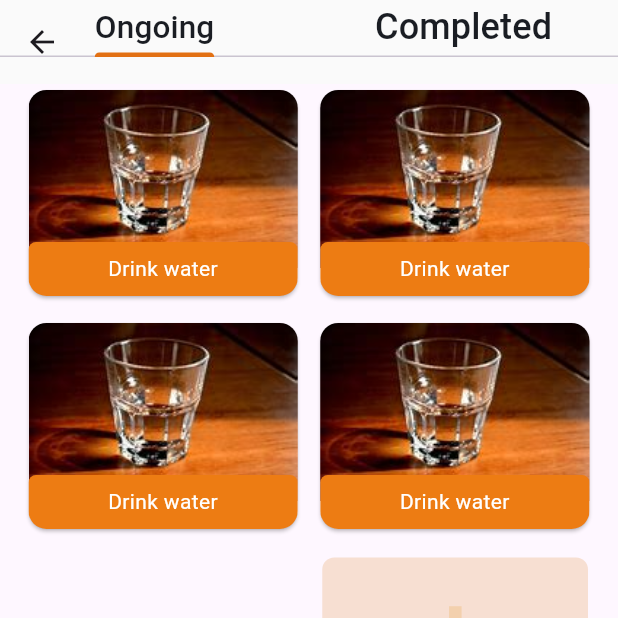
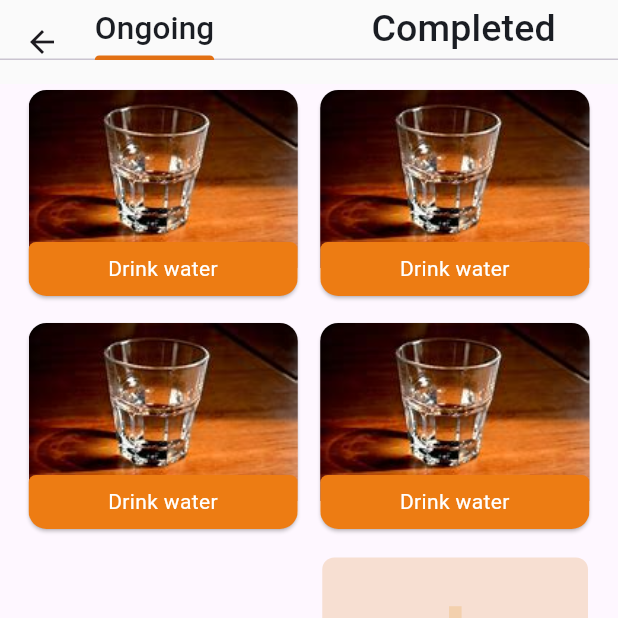
Before and after one commit to Sparklinglily/Habit-Tracker-App, a Flutter app: the HabitsPage screen opened by its route, on a phone screen of 412 x 824 dp, the top half of it. Run offline on Flutter 3.47's test engine with Material 3 defaults, Android fonts, the light colour scheme and no system bars; our stand-ins replace cloud_firestore, email_validator, firebase_auth, firebase_core, fl_chart, flutter_slidable and 5 more; missing offline and left inert: dart:ffi; accounts and stored records are empty; network calls fail.

Commit message:
minor fix

```diff
--- a/lib/presentation/views/MainScreens/bottomNavButtons/Habit/habits.dart
+++ b/lib/presentation/views/MainScreens/bottomNavButtons/Habit/habits.dart
@@ -32,7 +32,7 @@ class HabitsPage extends StatelessWidget {
                           color: fontDark,
                           height: 1.5,
                           fontWeight: FontWeight.w500,
-                          fontSize: 24),
+                          fontSize: 25),
                     )
                   ],
                   indicatorColor: primaryLight,
```
